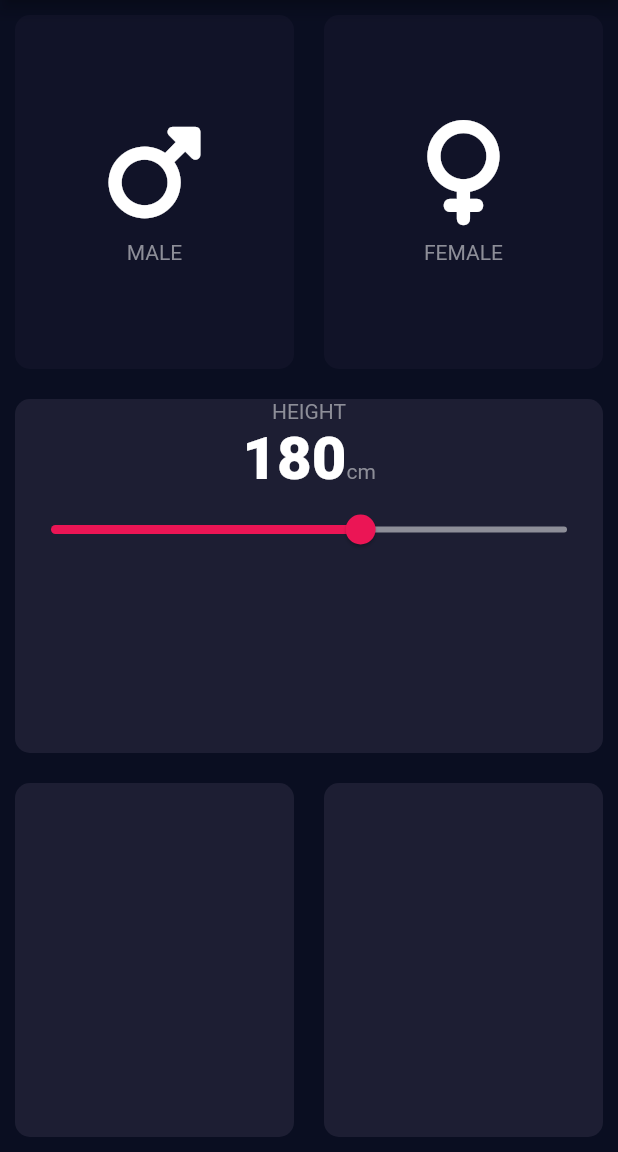
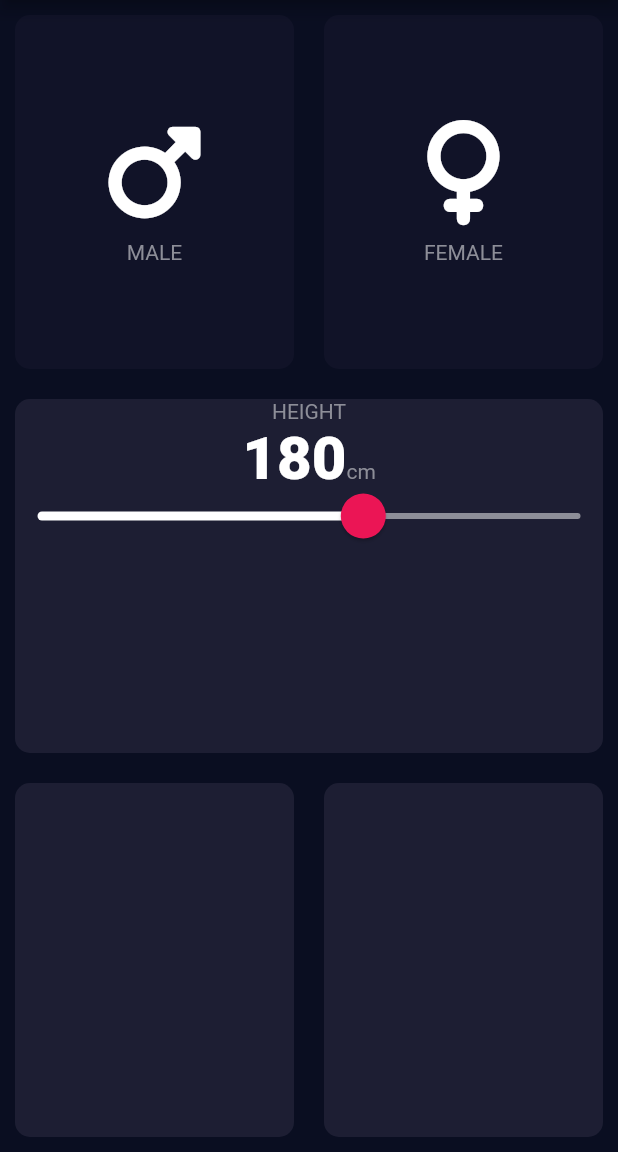
Before and after one commit to Dhiraj1424/aa, a Flutter app: the screen it shows after launch, on a phone screen of 412 x 824 dp, the part 84-1236 px from its top. Run offline on Flutter 3.47's test engine with Material 2 defaults, Android fonts, the phone set to English and light mode, and no system bars; our stand-ins replace font_awesome_flutter.

Commit message:
slider cos

```diff
--- a/lib/screens/input_page.dart
+++ b/lib/screens/input_page.dart
@@ -101,16 +101,30 @@ class _InputPageState extends State<InputPage> {
                     ,)
                   ],
                 ),
-                Slider(value: height.toDouble(),
+                SliderTheme(
+                  data: SliderTheme.of(context).copyWith(
+                    activeTrackColor: Colors.white,
+                    inactiveTrackColor: Color(0xFF8D8E98),
+                    thumbColor: Color(0xFFEB1555),
+                    overlayColor: Color(0xFFEB1555),
+                    thumbShape: RoundSliderThumbShape(
+                      enabledThumbRadius: 15.0,
+                    ),
+                    overlayShape: RoundSliderOverlayShape(
+                      overlayRadius: 15
+                    )
+                  ),
+                  child: Slider(value: height.toDouble(),
                   min: 120,
                   max: 220,
-                activeColor: Color(0xFFEB1555),
-                inactiveColor: Color(0xFF8D8E98),
+                  // activeColor: Color(0xFFEB1555),
+
                    onChanged:(double newValue){
                 setState(() {
                           height = newValue.round();
                         });
-                 })
+                   }),
+                )
               ],
             ),
 
```
Lines whose indentation alone changed are shown as unchanged.
